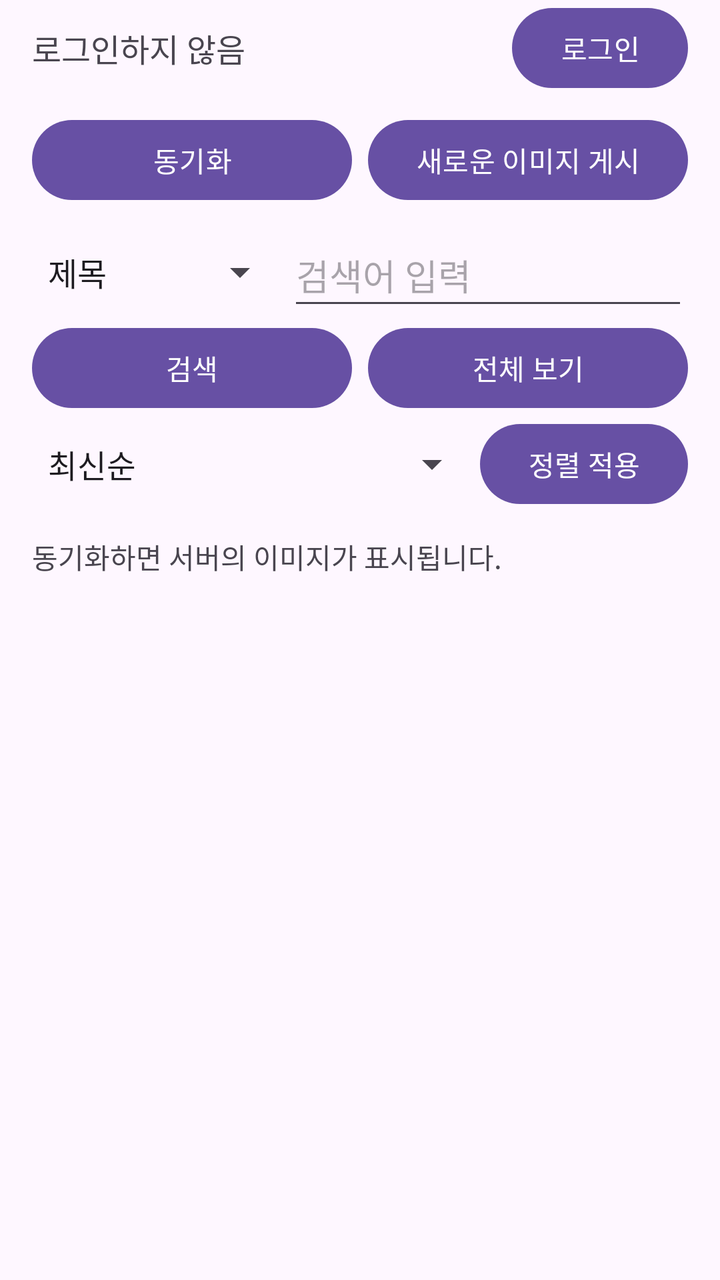
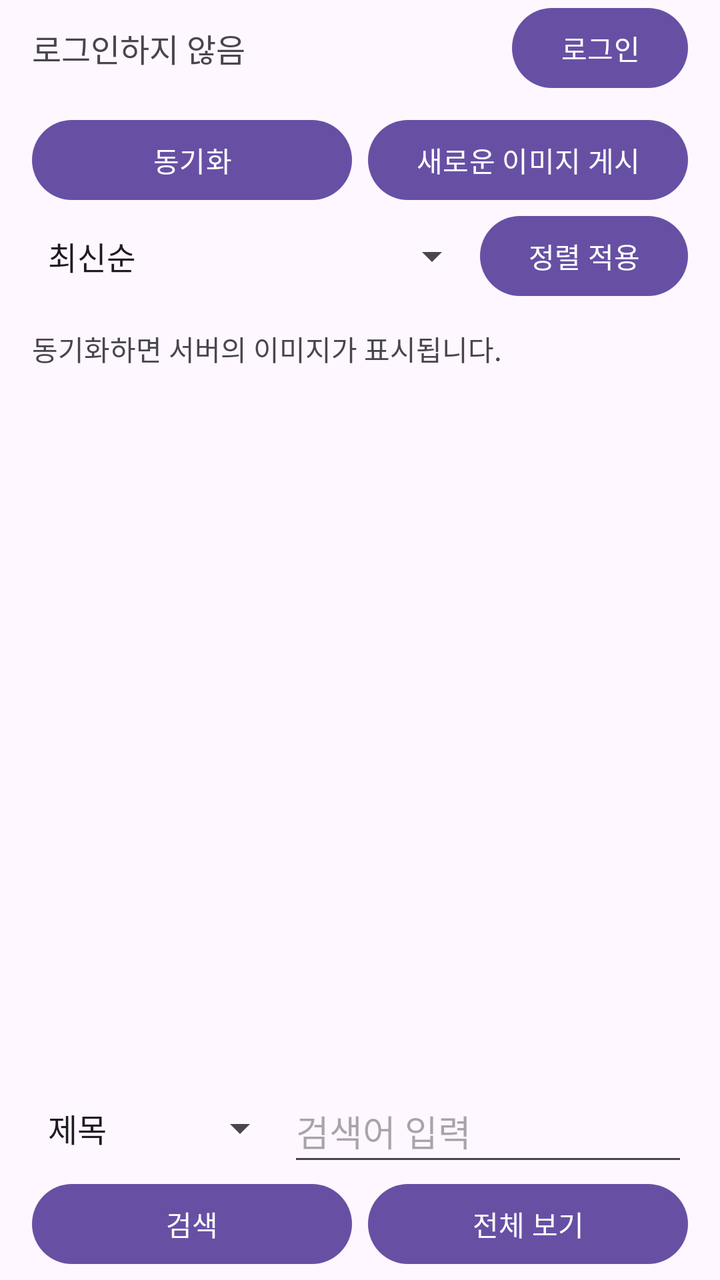

Before-and-after screenshots of an Android layout around one commit, followed by the original layout XML and the change that was made.
<!-- AndroidManifest.xml: application theme Theme.PhotoViewer -->
<!-- res/layout/activity_main.xml -->
<?xml version="1.0" encoding="utf-8"?>
<LinearLayout xmlns:android="http://schemas.android.com/apk/res/android"
    xmlns:tools="http://schemas.android.com/tools"
    android:id="@+id/main"
    android:layout_width="match_parent"
    android:layout_height="match_parent"
    android:orientation="vertical"
    tools:context=".MainActivity">

    <LinearLayout
        android:layout_width="match_parent"
        android:layout_height="wrap_content"
        android:gravity="center_vertical"
        android:orientation="horizontal"
        android:paddingStart="16dp"
        android:paddingEnd="16dp">
        <TextView
            android:id="@+id/account_status"
            android:layout_width="0dp"
            android:layout_height="wrap_content"
            android:layout_weight="1"
            android:accessibilityLiveRegion="polite"
            android:text="@string/account_guest"
            android:textSize="16sp" />
        <Button
            android:id="@+id/btn_account"
            android:layout_width="wrap_content"
            android:layout_height="wrap_content"
            android:minHeight="48dp"
            android:text="@string/login" />
    </LinearLayout>

    <LinearLayout
        android:layout_width="match_parent"
        android:layout_height="wrap_content"
        android:orientation="horizontal"
        android:paddingStart="16dp"
        android:paddingTop="8dp"
        android:paddingEnd="16dp">

        <Button
            android:id="@+id/btn_load"
            android:layout_width="0dp"
            android:layout_height="wrap_content"
            android:layout_weight="1"
            android:minHeight="48dp"
            android:text="@string/sync_images" />

        <Button
            android:id="@+id/btn_save"
            android:layout_width="0dp"
            android:layout_height="wrap_content"
            android:layout_marginStart="8dp"
            android:layout_weight="1"
            android:minHeight="48dp"
            android:text="@string/upload_image" />
    </LinearLayout>

    <LinearLayout
        android:layout_width="match_parent" android:layout_height="wrap_content"
        android:orientation="horizontal" android:gravity="center_vertical"
        android:paddingStart="16dp" android:paddingTop="8dp" android:paddingEnd="16dp">
        <Spinner
            android:id="@+id/search_field"
            android:layout_width="128dp" android:layout_height="48dp"
            android:entries="@array/search_fields" android:contentDescription="@string/search_target" />
        <EditText
            android:id="@+id/search_keyword"
            android:layout_width="0dp" android:layout_weight="1" android:layout_height="wrap_content"
            android:minHeight="48dp" android:hint="@string/search_hint"
            android:inputType="text" android:singleLine="true" android:imeOptions="actionSearch"
            android:importantForAutofill="no" android:maxLength="200" />
    </LinearLayout>
    <LinearLayout
        android:layout_width="match_parent" android:layout_height="wrap_content"
        android:orientation="horizontal" android:paddingStart="16dp" android:paddingEnd="16dp">
        <Button android:id="@+id/btn_search"
            android:layout_width="0dp" android:layout_weight="1" android:layout_height="wrap_content"
            android:text="@string/search" />
        <Button android:id="@+id/btn_search_clear"
            android:layout_width="0dp" android:layout_weight="1" android:layout_height="wrap_content"
            android:layout_marginStart="8dp" android:text="@string/search_clear" />
    </LinearLayout>

    <LinearLayout
        android:layout_width="match_parent" android:layout_height="wrap_content"
        android:orientation="horizontal" android:gravity="center_vertical"
        android:paddingStart="16dp" android:paddingEnd="16dp">
        <Spinner android:id="@+id/sort_order"
            android:layout_width="0dp" android:layout_weight="1" android:layout_height="48dp"
            android:entries="@array/sort_orders" android:contentDescription="@string/sort_order" />
        <Button android:id="@+id/btn_sort"
            android:layout_width="wrap_content" android:layout_height="wrap_content"
            android:minHeight="48dp" android:text="@string/sort_apply" />
    </LinearLayout>

    <TextView
        android:id="@+id/textView"
        android:layout_width="match_parent"
        android:layout_height="wrap_content"
        android:layout_marginStart="16dp"
        android:layout_marginTop="12dp"
        android:layout_marginEnd="16dp"
        android:layout_marginBottom="8dp"
        android:accessibilityLiveRegion="polite"
        android:text="@string/sync_hint"
        android:textSize="14sp" />

    <androidx.recyclerview.widget.RecyclerView
        android:id="@+id/recyclerView"
        android:layout_width="match_parent"
        android:layout_height="0dp"
        android:layout_weight="1"
        android:clipToPadding="false"
        android:padding="8dp"
        tools:listitem="@layout/item_image" />
</LinearLayout>
<!-- res/layout/item_image.xml (included above) -->
<?xml version="1.0" encoding="utf-8"?>
<LinearLayout xmlns:android="http://schemas.android.com/apk/res/android"
    android:layout_width="match_parent"
    android:layout_height="wrap_content"
    android:orientation="vertical"
    android:padding="8dp">

    <TextView
        android:id="@+id/post_title"
        android:layout_width="match_parent" android:layout_height="wrap_content"
        android:textSize="18sp" android:textStyle="bold" android:paddingBottom="4dp" />
    <TextView
        android:id="@+id/post_author"
        android:layout_width="match_parent" android:layout_height="wrap_content"
        android:textSize="13sp" android:paddingBottom="8dp" />
    <TextView
        android:id="@+id/post_body"
        android:layout_width="match_parent" android:layout_height="wrap_content"
        android:textSize="14sp" android:maxLines="3" android:ellipsize="end"
        android:paddingBottom="8dp" />
    <ImageView
        android:id="@+id/imageViewItem"
        android:layout_width="match_parent"
        android:layout_height="200dp"
        android:contentDescription="@string/post_image"
        android:scaleType="centerCrop" />
    <LinearLayout
        android:id="@+id/recommendation_row"
        android:layout_width="match_parent" android:layout_height="wrap_content"
        android:orientation="horizontal" android:gravity="center_vertical">
        <TextView android:id="@+id/recommendation_count"
            android:layout_width="0dp" android:layout_weight="1" android:layout_height="wrap_content"
            android:accessibilityLiveRegion="polite" android:textSize="14sp" />
        <Button android:id="@+id/btn_comments"
            android:layout_width="wrap_content" android:layout_height="wrap_content"
            android:minHeight="48dp" android:text="@string/comments" />
        <Button android:id="@+id/btn_recommend"
            android:layout_width="wrap_content" android:layout_height="wrap_content"
            android:minHeight="48dp" android:text="@string/recommend" />
    </LinearLayout>
</LinearLayout>
<!-- resources referenced by this layout -->
<resources>
  <string-array name="search_fields">
          <item>제목</item><item>작성자</item>
      </string-array>
  <string-array name="sort_orders">
          <item>최신순</item><item>오래된순</item><item>추천순</item><item>댓글순</item>
      </string-array>
  <string name="account_guest">로그인하지 않음</string>
  <string name="comments">댓글</string>
  <string name="login">로그인</string>
  <string name="post_image">게시물 이미지</string>
  <string name="recommend">추천</string>
  <string name="search">검색</string>
  <string name="search_clear">전체 보기</string>
  <string name="search_hint">검색어 입력</string>
  <string name="search_target">검색 대상</string>
  <string name="sort_apply">정렬 적용</string>
  <string name="sort_order">게시물 정렬</string>
  <string name="sync_hint">동기화하면 서버의 이미지가 표시됩니다.</string>
  <string name="sync_images">동기화</string>
  <string name="upload_image">새로운 이미지 게시</string>
  <style name="Theme.PhotoViewer" parent="Base.Theme.PhotoViewer" />
  <style name="Base.Theme.PhotoViewer" parent="Theme.Material3.DayNight.NoActionBar">
          
          
      </style>
</resources>

<!-- the commit's change to res/layout/activity_main.xml (unified diff, before → after) -->
@@ -8,112 +8,128 @@
     tools:context=".MainActivity">
 
     <LinearLayout
+        android:id="@+id/main_content"
         android:layout_width="match_parent"
-        android:layout_height="wrap_content"
-        android:gravity="center_vertical"
-        android:orientation="horizontal"
-        android:paddingStart="16dp"
-        android:paddingEnd="16dp">
+        android:layout_height="0dp"
+        android:layout_weight="1"
+        android:orientation="vertical">
+        <LinearLayout
+            android:layout_width="match_parent"
+            android:layout_height="wrap_content"
+            android:gravity="center_vertical"
+            android:orientation="horizontal"
+            android:paddingStart="16dp"
+            android:paddingEnd="16dp">
+            <TextView
+                android:id="@+id/account_status"
+                android:layout_width="0dp"
+                android:layout_height="wrap_content"
+                android:layout_weight="1"
+                android:accessibilityLiveRegion="polite"
+                android:text="@string/account_guest"
+                android:textSize="16sp" />
+            <Button
+                android:id="@+id/btn_account"
+                android:layout_width="wrap_content"
+                android:layout_height="wrap_content"
+                android:minHeight="48dp"
+                android:text="@string/login" />
+        </LinearLayout>
+
+        <LinearLayout
+            android:layout_width="match_parent"
+            android:layout_height="wrap_content"
+            android:orientation="horizontal"
+            android:paddingStart="16dp"
+            android:paddingTop="8dp"
+            android:paddingEnd="16dp">
+
+            <Button
+                android:id="@+id/btn_load"
+                android:layout_width="0dp"
+                android:layout_height="wrap_content"
+                android:layout_weight="1"
+                android:minHeight="48dp"
+                android:text="@string/sync_images" />
+
+            <Button
+                android:id="@+id/btn_save"
+                android:layout_width="0dp"
+                android:layout_height="wrap_content"
+                android:layout_marginStart="8dp"
+                android:layout_weight="1"
+                android:minHeight="48dp"
+                android:text="@string/upload_image" />
+        </LinearLayout>
+
+        <LinearLayout
+            android:layout_width="match_parent" android:layout_height="wrap_content"
+            android:orientation="horizontal" android:gravity="center_vertical"
+            android:paddingStart="16dp" android:paddingEnd="16dp">
+            <Spinner android:id="@+id/sort_order"
+                android:layout_width="0dp" android:layout_weight="1" android:layout_height="48dp"
+                android:entries="@array/sort_orders" android:contentDescription="@string/sort_order" />
+            <Button android:id="@+id/btn_sort"
+                android:layout_width="wrap_content" android:layout_height="wrap_content"
+                android:minHeight="48dp" android:text="@string/sort_apply" />
+        </LinearLayout>
+
         <TextView
-            android:id="@+id/account_status"
-            android:layout_width="0dp"
+            android:id="@+id/textView"
+            android:layout_width="match_parent"
             android:layout_height="wrap_content"
+            android:layout_marginStart="16dp"
+            android:layout_marginTop="12dp"
+            android:layout_marginEnd="16dp"
+            android:layout_marginBottom="8dp"
+            android:accessibilityLiveRegion="polite"
+            android:text="@string/sync_hint"
+            android:textSize="14sp" />
+
+        <androidx.recyclerview.widget.RecyclerView
+            android:id="@+id/recyclerView"
+            android:layout_width="match_parent"
+            android:layout_height="0dp"
             android:layout_weight="1"
-            android:accessibilityLiveRegion="polite"
-            android:text="@string/account_guest"
-            android:textSize="16sp" />
-        <Button
-            android:id="@+id/btn_account"
-            android:layout_width="wrap_content"
-            android:layout_height="wrap_content"
-            android:minHeight="48dp"
-            android:text="@string/login" />
+            android:clipToPadding="false"
+            android:padding="8dp"
+            tools:listitem="@layout/item_image" />
     </LinearLayout>
 
     <LinearLayout
+        android:id="@+id/search_panel"
         android:layout_width="match_parent"
         android:layout_height="wrap_content"
-        android:orientation="horizontal"
-        android:paddingStart="16dp"
-        android:paddingTop="8dp"
-        android:paddingEnd="16dp">
+        android:orientation="vertical"
+        android:paddingBottom="4dp"
+        android:background="?attr/colorSurface">
+        <LinearLayout
+            android:layout_width="match_parent" android:layout_height="wrap_content"
+            android:orientation="horizontal" android:gravity="center_vertical"
+            android:paddingStart="16dp" android:paddingTop="8dp" android:paddingEnd="16dp">
+            <Spinner
+                android:id="@+id/search_field"
+                android:layout_width="128dp" android:layout_height="48dp"
+                android:entries="@array/search_fields" android:contentDescription="@string/search_target" />
+            <EditText
+                android:id="@+id/search_keyword"
+                android:layout_width="0dp" android:layout_weight="1" android:layout_height="wrap_content"
+                android:minHeight="48dp" android:hint="@string/search_hint"
+                android:inputType="text" android:singleLine="true" android:imeOptions="actionSearch|flagNoExtractUi"
+                android:importantForAutofill="no" android:maxLength="200" />
+        </LinearLayout>
+        <LinearLayout
+            android:layout_width="match_parent" android:layout_height="wrap_content"
+            android:orientation="horizontal" android:paddingStart="16dp" android:paddingEnd="16dp">
+            <Button android:id="@+id/btn_search"
+                android:layout_width="0dp" android:layout_weight="1" android:layout_height="wrap_content"
+                android:text="@string/search" />
+            <Button android:id="@+id/btn_search_clear"
+                android:layout_width="0dp" android:layout_weight="1" android:layout_height="wrap_content"
+                android:layout_marginStart="8dp" android:text="@string/search_clear" />
+        </LinearLayout>
 
-        <Button
-            android:id="@+id/btn_load"
-            android:layout_width="0dp"
-            android:layout_height="wrap_content"
-            android:layout_weight="1"
-            android:minHeight="48dp"
-            android:text="@string/sync_images" />
-
-        <Button
-            android:id="@+id/btn_save"
-            android:layout_width="0dp"
-            android:layout_height="wrap_content"
-            android:layout_marginStart="8dp"
-            android:layout_weight="1"
-            android:minHeight="48dp"
-            android:text="@string/upload_image" />
     </LinearLayout>
-
-    <LinearLayout
-        android:layout_width="match_parent" android:layout_height="wrap_content"
-        android:orientation="horizontal" android:gravity="center_vertical"
-        android:paddingStart="16dp" android:paddingTop="8dp" android:paddingEnd="16dp">
-        <Spinner
-            android:id="@+id/search_field"
-            android:layout_width="128dp" android:layout_height="48dp"
-            android:entries="@array/search_fields" android:contentDescription="@string/search_target" />
-        <EditText
-            android:id="@+id/search_keyword"
-            android:layout_width="0dp" android:layout_weight="1" android:layout_height="wrap_content"
-            android:minHeight="48dp" android:hint="@string/search_hint"
-            android:inputType="text" android:singleLine="true" android:imeOptions="actionSearch"
-            android:importantForAutofill="no" android:maxLength="200" />
-    </LinearLayout>
-    <LinearLayout
-        android:layout_width="match_parent" android:layout_height="wrap_content"
-        android:orientation="horizontal" android:paddingStart="16dp" android:paddingEnd="16dp">
-        <Button android:id="@+id/btn_search"
-            android:layout_width="0dp" android:layout_weight="1" android:layout_height="wrap_content"
-            android:text="@string/search" />
-        <Button android:id="@+id/btn_search_clear"
-            android:layout_width="0dp" android:layout_weight="1" android:layout_height="wrap_content"
-            android:layout_marginStart="8dp" android:text="@string/search_clear" />
-    </LinearLayout>
-
-    <LinearLayout
-        android:layout_width="match_parent" android:layout_height="wrap_content"
-        android:orientation="horizontal" android:gravity="center_vertical"
-        android:paddingStart="16dp" android:paddingEnd="16dp">
-        <Spinner android:id="@+id/sort_order"
-            android:layout_width="0dp" android:layout_weight="1" android:layout_height="48dp"
-            android:entries="@array/sort_orders" android:contentDescription="@string/sort_order" />
-        <Button android:id="@+id/btn_sort"
-            android:layout_width="wrap_content" android:layout_height="wrap_content"
-            android:minHeight="48dp" android:text="@string/sort_apply" />
-    </LinearLayout>
-
-    <TextView
-        android:id="@+id/textView"
-        android:layout_width="match_parent"
-        android:layout_height="wrap_content"
-        android:layout_marginStart="16dp"
-        android:layout_marginTop="12dp"
-        android:layout_marginEnd="16dp"
-        android:layout_marginBottom="8dp"
-        android:accessibilityLiveRegion="polite"
-        android:text="@string/sync_hint"
-        android:textSize="14sp" />
-
-    <androidx.recyclerview.widget.RecyclerView
-        android:id="@+id/recyclerView"
-        android:layout_width="match_parent"
-        android:layout_height="0dp"
-        android:layout_weight="1"
-        android:clipToPadding="false"
-        android:padding="8dp"
-        tools:listitem="@layout/item_image" />
 </LinearLayout>
 <!-- res/layout/item_image.xml (included above) -->
 <?xml version="1.0" encoding="utf-8"?>
